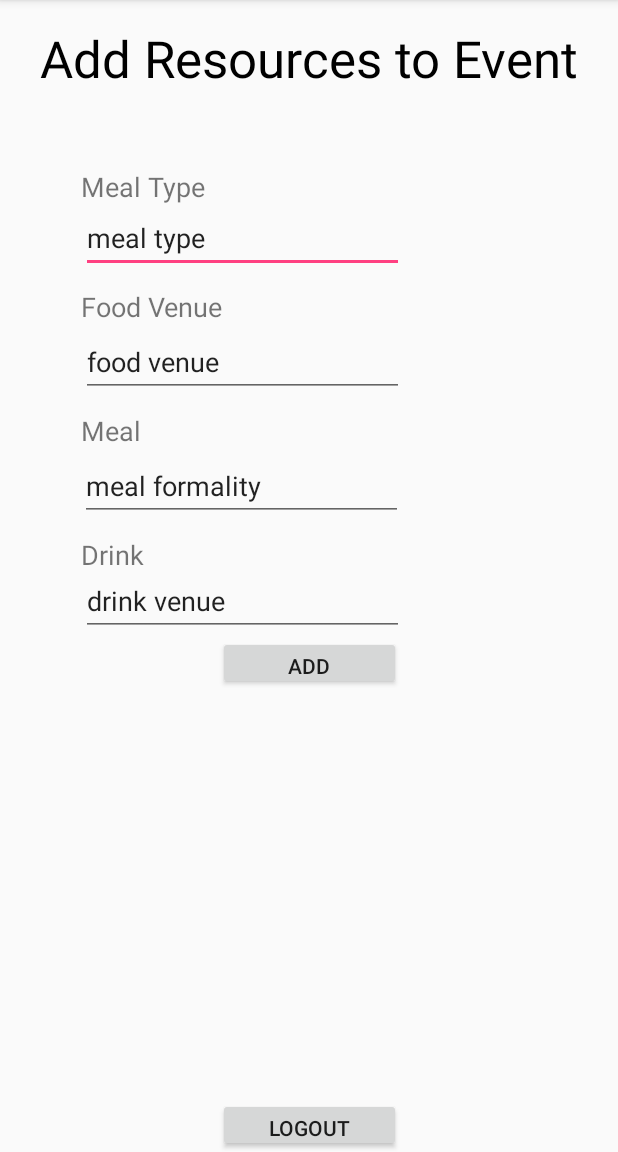
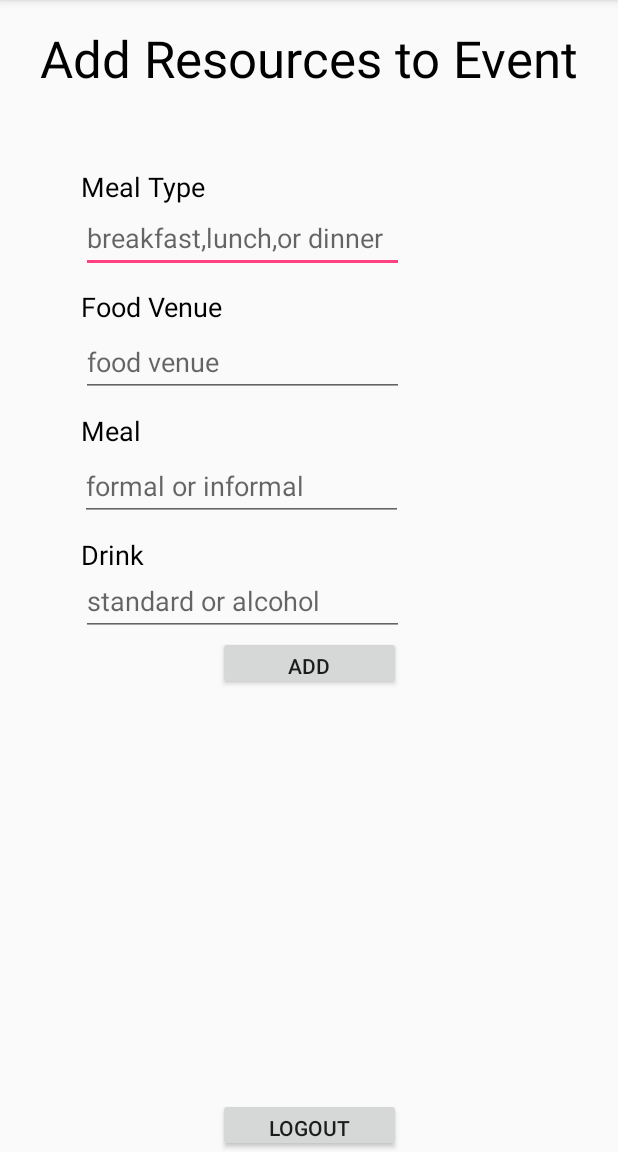
Before and after one commit to wldarden/uta-android-app, an Android app: the AddResources screen opened directly, with no data from a screen before it, on a phone screen of 412 x 824 dp, the part 84-1236 px from its top. Run offline under Robolectric (Android 15) with nearby library versions, the phone set to English and light mode, and no system bars.

Commit message:
change some detail and some ui stuuff

```diff
--- a/app/src/main/AndroidManifest.xml
+++ b/app/src/main/AndroidManifest.xml
@@ -24,7 +24,6 @@
         <activity android:name=".update_profile" />
         <activity android:name=".activity_caterer_staff_homepage" />
         <activity android:name=".admin_home_screen" />
-        <activity android:name=".CatererEventCreation" />
         <activity android:name=".activity_event_list" />
         <activity android:name=".activity_update_profile" />
         <activity android:name=".CaterHomepage"/>
--- a/app/src/main/java/com/example/willdarden/group2project/CatererFuctionList.java
+++ b/app/src/main/java/com/example/willdarden/group2project/CatererFuctionList.java
@@ -40,7 +40,7 @@ public class CatererFuctionList extends AppCompatActivity implements View.OnClic
                 break;
             case R.id.CatererViewEventCalendar_button:
                 str="1";
-                Intent intent_eventCreation = new Intent(CatererFuctionList.this,CatererEventCreation.class);
+                Intent intent_eventCreation = new Intent(CatererFuctionList.this,CatererCalendarEventView.class);
                 startActivity(intent_eventCreation);
                 break;
             case R.id.logout_button:
--- a/app/src/main/res/layout/activity_add_resources.xml
+++ b/app/src/main/res/layout/activity_add_resources.xml
@@ -31,7 +31,9 @@
         android:textSize="24sp"
         app:layout_constraintEnd_toEndOf="parent"
         app:layout_constraintStart_toStartOf="parent"
-        app:layout_constraintTop_toBottomOf="@+id/textView6" />
+        app:layout_constraintTop_toBottomOf="@+id/textView6"
+        android:layout_marginRight="142dp"
+        android:layout_marginLeft="143dp" />
 
     <TextView
         android:id="@+id/textView8"
@@ -41,10 +43,13 @@
         android:layout_marginStart="40dp"
         android:layout_marginTop="50dp"
         android:text="Meal Type"
+        android:textColor="@android:color/black"
         android:textSize="18sp"
         app:layout_constraintEnd_toEndOf="parent"
         app:layout_constraintStart_toStartOf="parent"
-        app:layout_constraintTop_toBottomOf="@+id/textView6" />
+        app:layout_constraintTop_toBottomOf="@+id/textView6"
+        android:layout_marginRight="261dp"
+        android:layout_marginLeft="40dp" />
 
     <EditText
         android:id="@+id/addResources_mealtype_plaintext"
@@ -54,11 +59,13 @@
         android:layout_marginStart="40dp"
         android:ems="10"
         android:inputType="textPersonName"
-        android:text="meal type"
+        android:hint="breakfast,lunch,or dinner"
         android:textSize="18sp"
         app:layout_constraintEnd_toEndOf="parent"
         app:layout_constraintStart_toStartOf="parent"
-        app:layout_constraintTop_toBottomOf="@+id/textView8" />
+        app:layout_constraintTop_toBottomOf="@+id/textView8"
+        android:layout_marginRight="129dp"
+        android:layout_marginLeft="40dp" />
 
     <TextView
         android:id="@+id/textView9"
@@ -68,10 +75,13 @@
         android:layout_marginStart="40dp"
         android:layout_marginTop="10dp"
         android:text="Food Venue "
+        android:textColor="@android:color/black"
         android:textSize="18sp"
         app:layout_constraintEnd_toEndOf="parent"
         app:layout_constraintStart_toStartOf="parent"
-        app:layout_constraintTop_toBottomOf="@+id/addResources_mealtype_plaintext" />
+        app:layout_constraintTop_toBottomOf="@+id/addResources_mealtype_plaintext"
+        android:layout_marginRight="244dp"
+        android:layout_marginLeft="40dp" />
 
     <EditText
         android:id="@+id/addResources_foodvenue_plaintext"
@@ -82,10 +92,12 @@
         android:layout_marginTop="1dp"
         android:ems="10"
         android:inputType="textPersonName"
-        android:text="food venue"
+        android:hint="food venue"
         app:layout_constraintEnd_toEndOf="parent"
         app:layout_constraintStart_toStartOf="parent"
-        app:layout_constraintTop_toBottomOf="@+id/textView9" />
+        app:layout_constraintTop_toBottomOf="@+id/textView9"
+        android:layout_marginRight="129dp"
+        android:layout_marginLeft="40dp" />
 
     <TextView
         android:id="@+id/textView10"
@@ -95,10 +107,13 @@
         android:layout_marginStart="40dp"
         android:layout_marginTop="10dp"
         android:text="Meal Formality"
+        android:textColor="@android:color/black"
         android:textSize="18sp"
         app:layout_constraintEnd_toEndOf="parent"
         app:layout_constraintStart_toStartOf="parent"
-        app:layout_constraintTop_toBottomOf="@+id/addResources_foodvenue_plaintext" />
+        app:layout_constraintTop_toBottomOf="@+id/addResources_foodvenue_plaintext"
+        android:layout_marginRight="225dp"
+        android:layout_marginLeft="40dp" />
 
     <EditText
         android:id="@+id/addResources_mealformality_plaintext"
@@ -109,10 +124,12 @@
         android:layout_marginTop="1dp"
         android:ems="10"
         android:inputType="textPersonName"
-        android:text="meal formality"
+        android:hint="formal or informal"
         app:layout_constraintEnd_toEndOf="parent"
         app:layout_constraintStart_toStartOf="parent"
-        app:layout_constraintTop_toBottomOf="@+id/textView10" />
+        app:layout_constraintTop_toBottomOf="@+id/textView10"
+        android:layout_marginRight="130dp"
+        android:layout_marginLeft="40dp" />
 
     <TextView
         android:id="@+id/textView11"
@@ -122,10 +139,13 @@
         android:layout_marginStart="40dp"
         android:layout_marginTop="10dp"
         android:text="Drink Venue"
+        android:textColor="@android:color/black"
         android:textSize="18sp"
         app:layout_constraintEnd_toEndOf="parent"
         app:layout_constraintStart_toStartOf="parent"
-        app:layout_constraintTop_toBottomOf="@+id/addResources_mealformality_plaintext" />
+        app:layout_constraintTop_toBottomOf="@+id/addResources_mealformality_plaintext"
+        android:layout_marginLeft="40dp"
+        android:layout_marginRight="286dp" />
 
     <EditText
         android:id="@+id/addResources_dringkvenue_plaintext"
@@ -136,10 +156,12 @@
         android:layout_marginTop="1dp"
         android:ems="10"
         android:inputType="textPersonName"
-        android:text="drink venue"
+        android:hint="standard or alcohol"
         app:layout_constraintEnd_toEndOf="parent"
         app:layout_constraintStart_toStartOf="parent"
-        app:layout_constraintTop_toBottomOf="@+id/textView11" />
+        app:layout_constraintTop_toBottomOf="@+id/textView11"
+        android:layout_marginRight="129dp"
+        android:layout_marginLeft="40dp" />
 
     <Button
         android:id="@+id/addResources_addpage_button"
--- a/app/src/main/res/layout/activity_caterer_event_list.xml
+++ b/app/src/main/res/layout/activity_caterer_event_list.xml
@@ -14,6 +14,7 @@
         android:layout_marginStart="70dp"
         android:layout_marginTop="40dp"
         android:text="@string/caterer_event_list_fuctionpage"
+        android:textColor="@android:color/black"
         android:textSize="24sp"
         app:layout_constraintEnd_toEndOf="parent"
         app:layout_constraintStart_toStartOf="parent"
--- a/app/src/main/res/layout/activity_caterer_fuction_list.xml
+++ b/app/src/main/res/layout/activity_caterer_fuction_list.xml
@@ -14,6 +14,7 @@
         android:layout_marginStart="87dp"
         android:layout_marginTop="57dp"
         android:text="Function List"
+        android:textColor="@android:color/black"
         android:textSize="36sp"
         app:layout_constraintEnd_toEndOf="parent"
         app:layout_constraintStart_toStartOf="parent"
```
Also changed, not shown: app/src/main/java/com/example/willdarden/group2project/CatererEventCreation.java (deleted, +0 -64 lines), app/src/main/res/layout/activity_assign_staff_to_event.xml (+11 -4 lines), app/src/main/res/layout/activity_caterer_schedule_place_for_event.xml (+6 -2 lines), app/src/main/res/layout/activity_event_name_enter_page.xml (+5 -5 lines), 4 other files.
